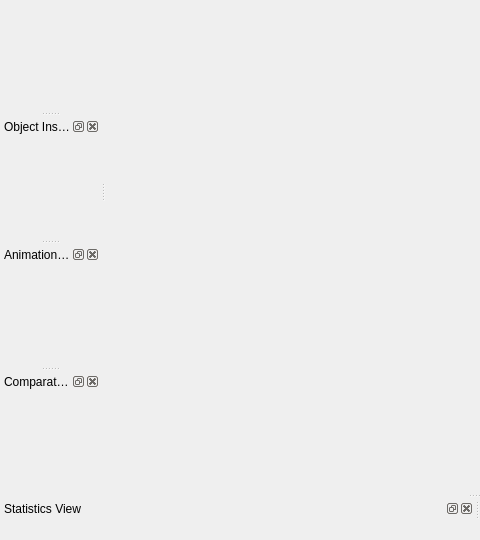
Qt form Applications/Client/MainWindow.ui (wildmichael/ParaView3-enhancements-old) before a commit; both pictures show x 0 to 480 and y 160 to 700 of the 970 by 700 pixel window.
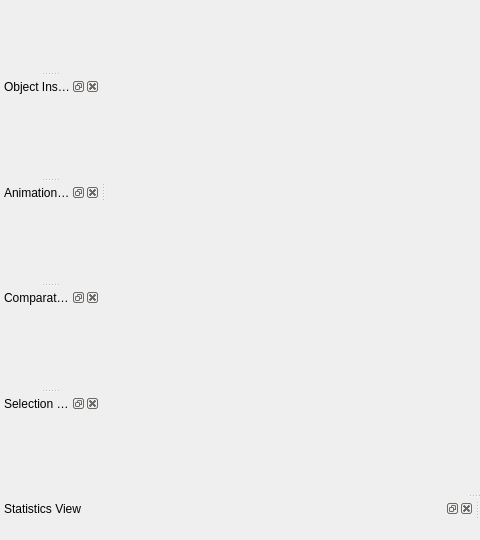
The same form after that commit. Icons and pictures are not drawn.

Commit message: ENH: Added new SelectionInspector related functions, and Frustum selection. Moved ExtractCell, ExtractPoint and ExtractFrustum filter to use one new ExtractSelectionsPanel. There is a wiki for all the changes to selection: http://www.paraview.org/ParaView3/index.php/Selection_Again

Patch:
```diff
--- a/Applications/Client/MainWindow.ui
+++ b/Applications/Client/MainWindow.ui
@@ -432,6 +432,18 @@
    </attribute>
    <widget class="QWidget" name="dockWidgetContents_9" />
   </widget>
+  <widget class="QDockWidget" name="selectionInspectorDock" >
+   <property name="allowedAreas" >
+    <set>Qt::AllDockWidgetAreas</set>
+   </property>
+   <property name="windowTitle" >
+    <string>Selection Inspector</string>
+   </property>
+   <attribute name="dockWidgetArea" >
+    <number>1</number>
+   </attribute>
+   <widget class="QWidget" name="dockWidgetContents_8" />
+  </widget>
   <action name="actionFileOpen" >
    <property name="icon" >
     <iconset resource="../../Qt/Components/Resources/pqComponents.qrc" >:/pqWidgets/Icons/pqOpen24.png</iconset>
```
Left out of the diff: 134 changed lines with no effect on the pictures. The commit also changes 2 other files.
